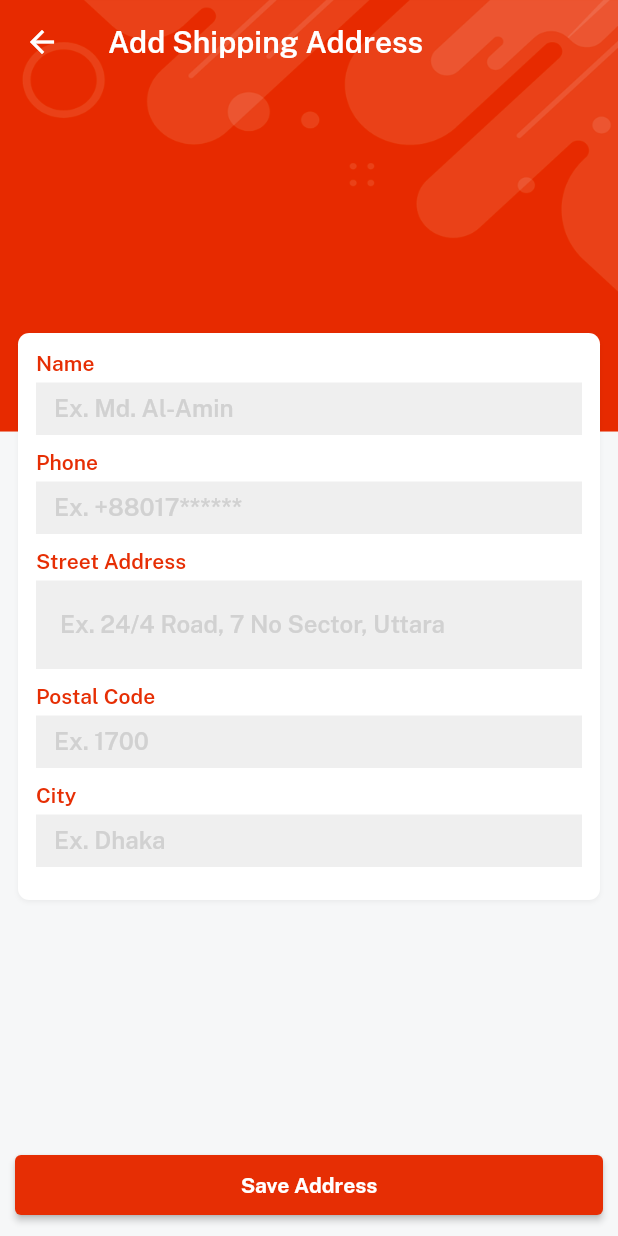
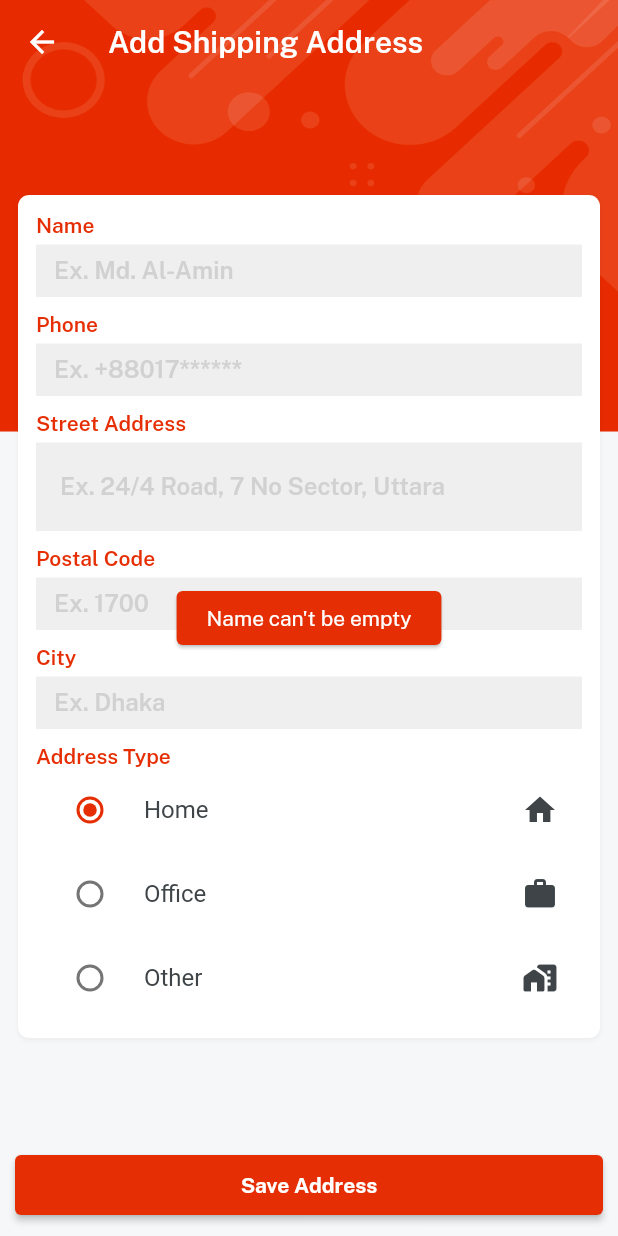
Before and after one commit to CPAD-Gazipur/flutter-e-mart, a Flutter app: the CreateShippingDetailsScreen screen opened directly, after a tap on "Save Address", on a phone screen of 412 x 824 dp. Run offline on Flutter 3.47's test engine with Material 2 defaults, Android fonts, the phone set to English and light mode, and no system bars; our stand-ins replace badges, cached_network_image, cloud_firestore, firebase_auth, firebase_core, firebase_storage and 5 more; missing offline and left inert: flutter_rating_native; accounts and stored records are empty.

Commit message:
E-Mart: Add Delivery Address, View Delivery Address and Delete Delivery Address DONE.

```diff
--- a/lib/consts/firebase_constant.dart
+++ b/lib/consts/firebase_constant.dart
@@ -7,6 +7,7 @@ FirebaseFirestore firebaseFirestore = FirebaseFirestore.instance;
 
 /// COLLECTIONS
 const userCollection = 'users';
+const deliveryAddressCollection = 'Delivery Address';
 const productCollection = 'products';
 const cartCollection = 'carts';
 const chatCollection = 'chats';
--- a/lib/consts/lists.dart
+++ b/lib/consts/lists.dart
@@ -48,3 +48,5 @@
 
 const paymentMethodImageList = [imgPaypal, imgStripe, imgCod];
 const paymentMethodList = [paypal, stripe, cod];
+
+const addressType = ['Home', 'Office', 'Other'];
--- a/lib/controllers/cart_controller.dart
+++ b/lib/controllers/cart_controller.dart
@@ -1,18 +1,27 @@
+import 'package:cloud_firestore/cloud_firestore.dart';
 import 'package:flutter_e_mart/controllers/controllers.dart';
 import 'package:get/get.dart';
 
 import '../consts/consts.dart';
 
 class CartController extends GetxController {
+  var isLoading = false.obs;
+
   var cartTotalPrice = 0.0.obs;
 
   var paymentSelectedIndex = 0.obs;
+  var deliveryAddressSelectedIndex = 0.obs;
+
+  dynamic productSnapshot;
+  var products = [];
 
   var nameController = TextEditingController();
   var phoneController = TextEditingController();
   var streetAddressController = TextEditingController();
   var postalCodeController = TextEditingController();
   var cityController = TextEditingController();
+
+  var addressSelectedIndex = 0.obs;
 
   calculateCartedAllProductPrice({required var data}) {
     cartTotalPrice.value = 0.0;
@@ -22,11 +31,130 @@ class CartController extends GetxController {
     }
   }
 
-  placeOrder() async {
+  saveShippingAddress({required BuildContext context}) async {
+    if (nameController.text.isEmpty) {
+      VxToast.show(
+        context,
+        msg: 'Name can\'t be empty',
+        bgColor: redColor,
+        textColor: whiteColor,
+        position: VxToastPosition.center,
+      );
+    } else if (phoneController.text.isEmpty) {
+      VxToast.show(
+        context,
+        msg: 'Phone can\'t be empty',
+        bgColor: redColor,
+        textColor: whiteColor,
+        position: VxToastPosition.center,
+      );
+    } else if (streetAddressController.text.isEmpty) {
+      VxToast.show(
+        context,
+        msg: 'Street address can\'t be empty',
+        bgColor: redColor,
+        textColor: whiteColor,
+        position: VxToastPosition.center,
+      );
+    } else if (postalCodeController.text.isEmpty) {
+      VxToast.show(
+        context,
+        msg: 'Postal code can\'t be empty',
+        bgColor: redColor,
+        textColor: whiteColor,
+        position: VxToastPosition.center,
+      );
+    } else if (cityController.text.isEmpty) {
+      VxToast.show(
+        context,
+        msg: 'City can\'t be empty',
+        bgColor: redColor,
+        textColor: whiteColor,
+        position: VxToastPosition.center,
+      );
+    } else {
+      isLoading(true);
+
+      await firebaseFirestore
+          .collection(userCollection)
+          .doc(auth.currentUser!.uid)
+          .collection(deliveryAddressCollection)
+          .doc()
+          .set(
+        {
+          'name': nameController.text,
+          'phone': phoneController.text,
+          'street_address': streetAddressController.text,
+          'postal_code': postalCodeController.text,
+          'city': cityController.text,
+          'address_type': addressType[addressSelectedIndex.value],
+          'address_type_index': addressSelectedIndex.value,
+        },
+      ).then((value) {
+        VxToast.show(
+          context,
+          msg: 'Shipping address added!',
+          bgColor: redColor,
+          textColor: whiteColor,
+          position: VxToastPosition.center,
+        );
+
+        nameController.clear();
+        phoneController.clear();
+        streetAddressController.clear();
+        postalCodeController.clear();
+        cityController.clear();
+        addressSelectedIndex.value = 0;
+
+        isLoading(false);
+
+        Get.back();
+      });
+    }
+  }
+
+  deleteDeliveryAddress({required String deliveryAddressID}) {
+    firebaseFirestore
+        .collection(userCollection)
+        .doc(auth.currentUser!.uid)
+        .collection(deliveryAddressCollection)
+        .doc(deliveryAddressID)
+        .delete();
+  }
+
+  getProductDetails() {
+    for (var i = 0; i < productSnapshot.length; i++) {
+      products.add({
+        'p_ID': productSnapshot[i]['p_ID'],
+        'p_name': productSnapshot[i]['p_name'],
+        'p_image': productSnapshot[i]['p_image'],
+        'quantity': productSnapshot[i]['quantity'],
+        'color': productSnapshot[i]['color'],
+        'p_sellerID': productSnapshot[i]['p_sellerID'],
+      });
+    }
+  }
+
+  placeOrder({
+    required int paymentMethod,
+    required double totalAmount,
+  }) async {
+    await getProductDetails();
+
     await firebaseFirestore.collection(orderCollection).doc().set({
+      'order_number': '#44404442',
+      'order_date': FieldValue.serverTimestamp(),
       'order_by': auth.currentUser!.uid,
       'order_user_name': Get.find<HomeController>().userName,
       'order_user_email': auth.currentUser!.email,
+      'order_user_address': streetAddressController.text,
+      'order_user_city': cityController.text,
+      'order_user_postal_code': postalCodeController.text,
+      'order_shipping_method': 'Home Delivery',
+      'order_payment_method': paymentMethod,
+      'order_placed': true,
+      'order_total_amount': totalAmount,
+      'orders': FieldValue.arrayUnion(products),
     });
   }
 }
--- a/lib/views/cart_screen/cart_screen.dart
+++ b/lib/views/cart_screen/cart_screen.dart
@@ -45,6 +45,7 @@ class CartScreen extends StatelessWidget {
                 var data = snapshot.data!.docs;
 
                 cartController.calculateCartedAllProductPrice(data: data);
+                cartController.productSnapshot = data;
 
                 return Column(
                   children: [
--- a/lib/views/cart_screen/create_shipping_details_screen.dart
+++ b/lib/views/cart_screen/create_shipping_details_screen.dart
@@ -56,6 +56,78 @@ class CreateShippingDetailsScreen extends StatelessWidget {
                   hintText: 'Ex. Dhaka',
                   keyboardType: TextInputType.text,
                 ),
+                'Address Type'
+                    .text
+                    .color(redColor)
+                    .fontFamily(semibold)
+                    .size(14)
+                    .make(),
+                Obx(
+                  () => Column(
+                    children: [
+                      RadioListTile(
+                        value: addressType[0],
+                        groupValue:
+                            addressType[controller.addressSelectedIndex.value],
+                        onChanged: (value) {
+                          controller.addressSelectedIndex.value = 0;
+                        },
+                        activeColor: redColor,
+                        title: const Text(
+                          'Home',
+                          style: TextStyle(
+                            fontFamily: 'Roboto',
+                            color: darkFontGrey,
+                          ),
+                        ),
+                        secondary: const Icon(
+                          Icons.home,
+                          color: darkFontGrey,
+                        ),
+                      ),
+                      RadioListTile(
+                        value: addressType[1],
+                        groupValue:
+                            addressType[controller.addressSelectedIndex.value],
+                        activeColor: redColor,
+                        onChanged: (value) {
+                          controller.addressSelectedIndex.value = 1;
+                        },
+                        title: const Text(
+                          'Office',
+                          style: TextStyle(
+                            fontFamily: 'Roboto',
+                            color: darkFontGrey,
+                          ),
+                        ),
+                        secondary: const Icon(
+                          Icons.work,
+                          color: darkFontGrey,
+                        ),
+                      ),
+                      RadioListTile(
+                        value: addressType[2],
+                        groupValue:
+                            addressType[controller.addressSelectedIndex.value],
+                        onChanged: (value) {
+                          controller.addressSelectedIndex.value = 2;
+                        },
+                        activeColor: redColor,
+                        title: const Text(
+                          'Other',
+                          style: TextStyle(
+                            fontFamily: 'Roboto',
+                            color: darkFontGrey,
+                          ),
+                        ),
+                        secondary: const Icon(
+                          Icons.home_work_rounded,
+                          color: darkFontGrey,
+                        ),
+                      ),
+                    ],
+                  ),
+                ),
               ],
             )
                 .box
@@ -74,11 +146,17 @@ class CreateShippingDetailsScreen extends StatelessWidget {
           ),
           child: Hero(
             tag: 'custom_button_float',
-            child: CustomButtonWidget(
-              title: 'Save Address',
-              titleColor: whiteColor,
-              backgroundColor: redColor,
-              onPressed: () {},
+            child: Obx(
+              () => controller.isLoading.value
+                  ? loadingIndicator()
+                  : CustomButtonWidget(
+                      title: 'Save Address',
+                      titleColor: whiteColor,
+                      backgroundColor: redColor,
+                      onPressed: () {
+                        controller.saveShippingAddress(context: context);
+                      },
+                    ),
             ),
           ),
         ),
--- a/lib/views/views.dart
+++ b/lib/views/views.dart
@@ -4,6 +4,7 @@ export 'account_screen/edit_profile_screen.dart';
 export 'auth_screen/login_screen.dart';
 export 'auth_screen/signup_screen.dart';
 export 'cart_screen/cart_screen.dart';
+export 'cart_screen/components/delivery_details_item_widget.dart';
 export 'cart_screen/create_shipping_details_screen.dart';
 export 'cart_screen/payment_screen.dart';
 export 'cart_screen/shipping_details_screen.dart';
```
Also changed, not shown: lib/services/firestore_services.dart (+9 -0 lines), lib/views/cart_screen/components/delivery_details_item_widget.dart (added, +195 -0 lines), lib/views/cart_screen/shipping_details_screen.dart (+53 -0 lines), assets/images/location_icon.png (added).
